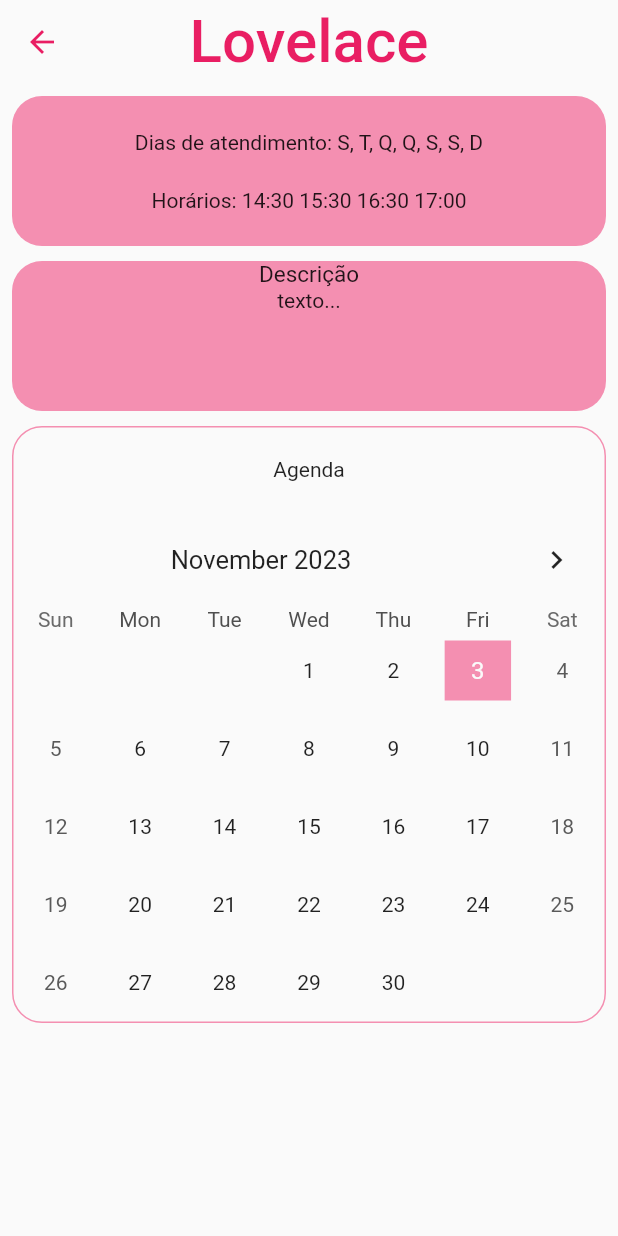
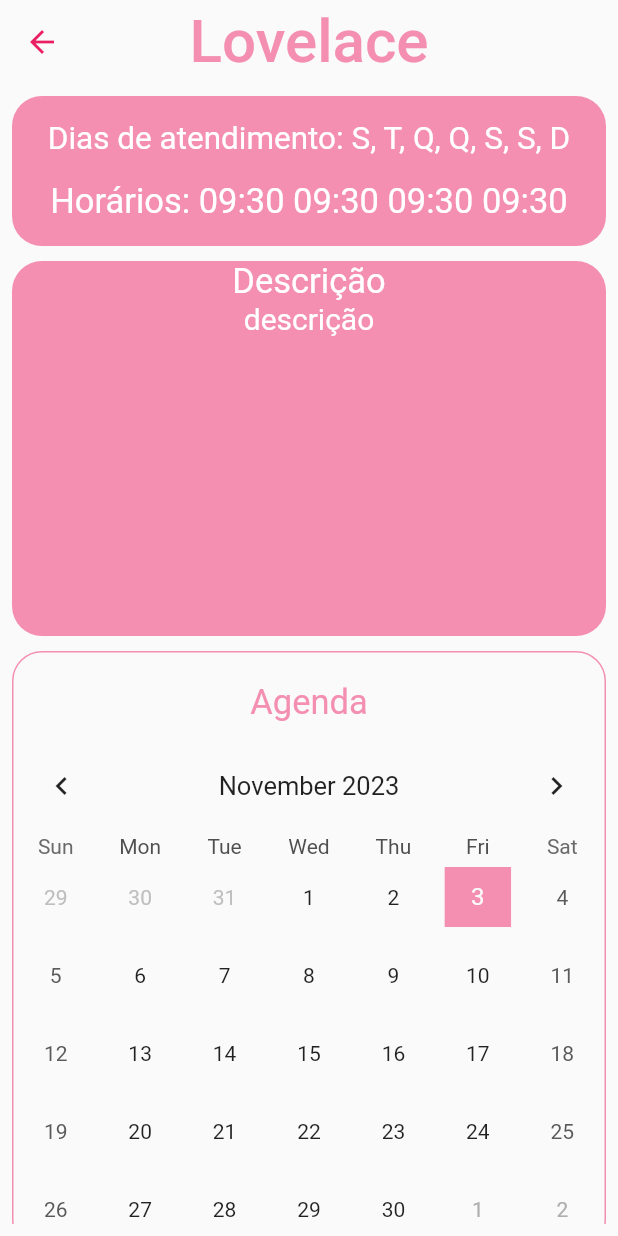
Before and after one commit to Exodus2023/Lovelace, a Flutter app: the SaloonPageForClient screen opened by its route, on a phone screen of 412 x 824 dp. Run offline on Flutter 3.47's test engine with Material 2 defaults, Android fonts, the phone set to English and light mode, and no system bars; drawn by our look-alikes of table_calendar; our stand-ins replace firebase_core; accounts and stored records are empty.

Commit message:
eighteenth commit

```diff
--- /dev/null
+++ b/lib/components/saloonsBoxes/days_and_hours.dart
@@ -0,0 +1,38 @@
+import 'package:flutter/material.dart';
+
+class DaysAndHours extends StatelessWidget {
+  final String hour1;
+  final String hour2;
+  final String hour3;
+  final String hour4;
+
+  DaysAndHours(this.hour1, this.hour2, this.hour3, this.hour4);
+
+  Widget build(BuildContext context) {
+    return Container(
+      width: MediaQuery.of(context).size.width,
+      height: 100,
+      decoration: BoxDecoration(
+        color: Colors.pink[200],
+        borderRadius: BorderRadiusDirectional.circular(20),
+      ),
+      child:
+          Column(mainAxisAlignment: MainAxisAlignment.spaceEvenly, children: [
+        Text(
+          'Dias de atendimento: S, T, Q, Q, S, S, D',
+          style: TextStyle(
+            fontSize: 21,
+            color: Colors.white,
+            )
+          ),
+        Text(
+          'Horários: $hour1 $hour2 $hour3 $hour4',
+          style: TextStyle(
+            fontSize: 23,
+            color: Colors.white,
+          )
+        ),
+      ]),
+    );
+  }
+}
--- /dev/null
+++ b/lib/components/saloonsBoxes/saloon_description.dart
@@ -0,0 +1,31 @@
+import 'package:flutter/material.dart';
+
+class SaloonDescrition extends StatelessWidget {
+  final String description;
+
+  SaloonDescrition(this.description);
+
+  Widget build(BuildContext context) {
+    return Container(
+      width: MediaQuery.of(context).size.width,
+      height: 250,
+      decoration: BoxDecoration(
+        color: Colors.pink[200],
+        borderRadius: BorderRadiusDirectional.circular(20),
+      ),
+      child: Column(
+        children: [
+          Text(
+            'Descrição',
+            style: TextStyle(fontSize: 23, color: Colors.white),
+          ),
+          SingleChildScrollView(
+            child: Text(
+              description,
+              style: TextStyle(fontSize: 20, color: Colors.white)
+              ),
+          ),
+      ]),
+    );
+  }
+}
--- a/lib/components/texts/page_title.dart
+++ b/lib/components/texts/page_title.dart
@@ -8,7 +8,7 @@ class PageTitle extends StatelessWidget {
   Widget build(BuildContext context) {
     return Text(
       text,
-      style: TextStyle(fontSize: 40, color: Colors.pink),
+      style: TextStyle(fontSize: 40, color: Colors.pink[200]),
     );
   }
 }
--- a/lib/pages/saloon/SaloonPageForClient.dart
+++ b/lib/pages/saloon/SaloonPageForClient.dart
@@ -1,4 +1,9 @@
 import 'package:flutter/material.dart';
+import 'package:lovelace/components/dialogBoxes/confirm_box.dart';
+import 'package:lovelace/components/dialogBoxes/horary.dart';
+import 'package:lovelace/components/saloonsBoxes/days_and_hours.dart';
+import 'package:lovelace/components/saloonsBoxes/request_sent.dart';
+import 'package:lovelace/components/saloonsBoxes/saloon_description.dart';
 import 'package:table_calendar/table_calendar.dart';
 import 'package:lovelace/components/texts/page_title.dart';
 
@@ -9,10 +14,40 @@ class SaloonPageForClient extends StatefulWidget {
 class _SaloonPageForClientState extends State<SaloonPageForClient> {
   var today = DateTime.now();
 
-  void _onDaySelected(DateTime day, DateTime focusedDay){
+  String hora1 = '09:30';
+  String hora2 = '09:30';
+  String hora3 = '09:30';
+  String hora4 = '09:30';
+
+  void sentDialog(){
+     Navigator.of(context).pop();
+    showDialog(
+        context: context,
+        builder: (BuildContext context) {
+          return RequestSent();
+        }
+    );
+  }
+
+  void confirmDialog() {
+    Navigator.of(context).pop();
+    showDialog(
+        context: context,
+        builder: (BuildContext context) {
+          return ConfirmBox(today.day, hora1, sentDialog);
+        }
+    );
+  }
+
+  void _onDaySelected(DateTime day, DateTime focusedDay) {
     setState(() {
       today = day;
     });
+    showDialog(
+        context: context,
+        builder: (BuildContext context) {
+          return Horary(hora1, hora2, hora3, hora4, confirmDialog);
+        });
   }
 
   Widget build(BuildContext context) {
@@ -27,36 +62,9 @@ class _SaloonPageForClientState extends State<SaloonPageForClient> {
       body: Padding(
         padding: EdgeInsets.all(8.0),
         child: ListView(children: [
-          Container(
-            width: MediaQuery.of(context).size.width,
-            height: 100,
-            decoration: BoxDecoration(
-              color: Colors.pink[200],
-              borderRadius: BorderRadiusDirectional.circular(20),
-            ),
-            child: Column(
-                mainAxisAlignment: MainAxisAlignment.spaceEvenly,
-                children: [
-                  Text('Dias de atendimento: S, T, Q, Q, S, S, D'),
-                  Text('Horários: 14:30 15:30 16:30 17:00')
-                ]),
-          ),
+          DaysAndHours(hora1, hora2, hora3, hora4),
           SizedBox(height: 10),
-          Container(
-            width: MediaQuery.of(context).size.width,
-            height: 100,
-            decoration: BoxDecoration(
-              color: Colors.pink[200],
-              borderRadius: BorderRadiusDirectional.circular(20),
-            ),
-            child: Column(children: [
-              Text(
-                'Descrição',
-                style: TextStyle(fontSize: 15),
-              ),
-              Text('texto...')
-            ]),
-          ),
+          SaloonDescrition('descrição'),
           SizedBox(height: 10),
           Container(
               decoration: BoxDecoration(
@@ -66,8 +74,9 @@ class _SaloonPageForClientState extends State<SaloonPageForClient> {
                 mainAxisAlignment: MainAxisAlignment.spaceEvenly,
                 children: [
                   SizedBox(height: 20),
-                  Text('Agenda'),
-                  SizedBox(height: 20),
+                  Text('Agenda',
+                      style: TextStyle(fontSize: 23, color: Colors.pink[200])),
+                  SizedBox(height: 10),
                   TableCalendar(
                     firstDay: DateTime(today.year, today.month, 1),
                     lastDay: DateTime(today.year + 1, 12, 1),
@@ -75,12 +84,10 @@ class _SaloonPageForClientState extends State<SaloonPageForClient> {
                     selectedDayPredicate: (day) => isSameDay(day, today),
                     onDaySelected: _onDaySelected,
                     headerStyle: HeaderStyle(
-                      leftChevronVisible: false,
                       formatButtonVisible: false,
                       titleCentered: true,
                     ),
                     calendarStyle: CalendarStyle(
-                        outsideDaysVisible: false,
                         selectedDecoration:
                             BoxDecoration(color: Colors.pink.shade200),
                         todayDecoration:
```
Also changed, not shown: lib/components/dialogBoxes/confirm_box.dart (added, +55 -0 lines), lib/components/dialogBoxes/horary.dart (added, +65 -0 lines), lib/components/saloonsBoxes/request_sent.dart (added, +42 -0 lines).
